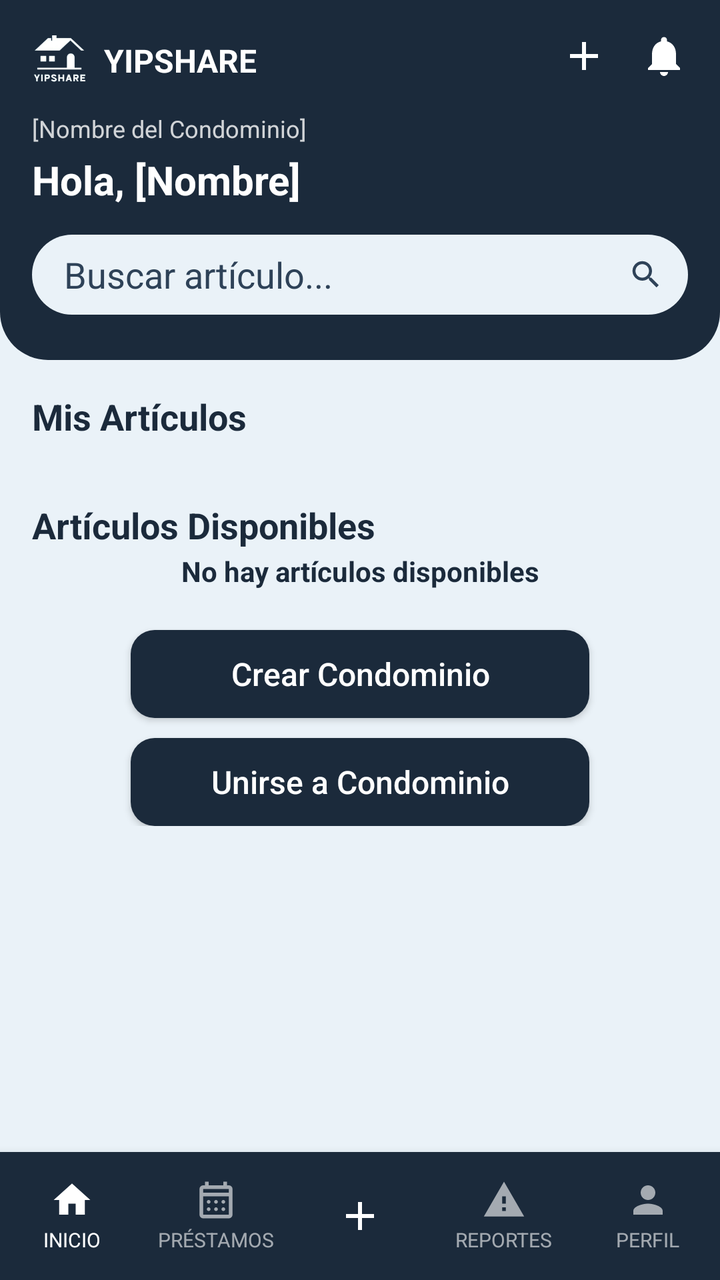
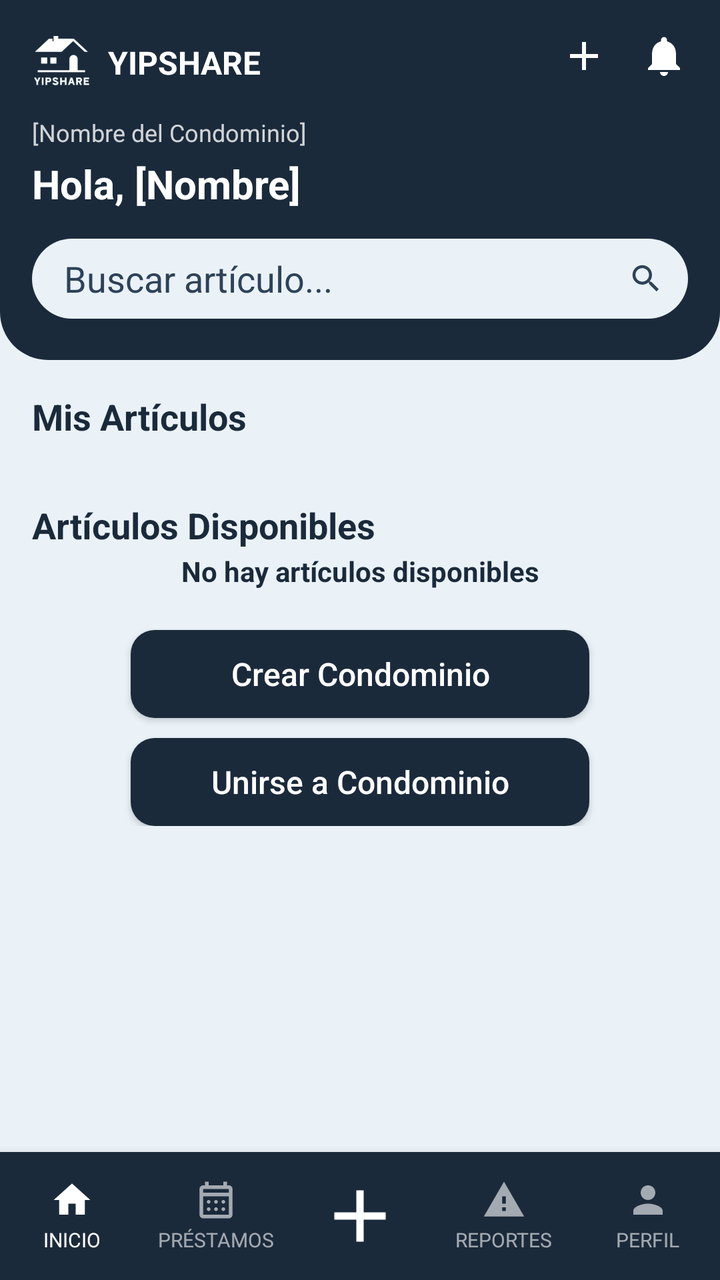

The first picture is an Android layout as it rendered before a commit; the second is the same layout after the commit. The layout source and the unified diff follow.
<!-- AndroidManifest.xml: application theme Theme.YipShare -->
<!-- res/layout/activity_pantalla_principal.xml -->
<?xml version="1.0" encoding="utf-8"?>
<androidx.constraintlayout.widget.ConstraintLayout
    xmlns:android="http://schemas.android.com/apk/res/android"
    xmlns:app="http://schemas.android.com/apk/res-auto"
    xmlns:tools="http://schemas.android.com/tools"
    android:id="@+id/main"
    android:layout_width="match_parent"
    android:layout_height="match_parent"
    android:background="@color/fondo_pantalla">

    <View
        android:id="@+id/bg_header"
        android:layout_width="0dp"
        android:layout_height="0dp"
        android:background="@drawable/bg_header"
        app:layout_constraintTop_toTopOf="parent"
        app:layout_constraintStart_toStartOf="parent"
        app:layout_constraintEnd_toEndOf="parent"
        app:layout_constraintBottom_toBottomOf="@id/guideline_header" />

    <androidx.constraintlayout.widget.Guideline
        android:id="@+id/guideline_header"
        android:layout_width="wrap_content"
        android:layout_height="wrap_content"
        android:orientation="horizontal"
        app:layout_constraintGuide_begin="180dp" />

    <ImageView
        android:id="@+id/logo_yipshare"
        android:layout_width="28dp"
        android:layout_height="28dp"
        android:src="@drawable/logo_yipshare"
        android:contentDescription="@null"
        android:layout_marginStart="16dp"
        android:layout_marginTop="16dp"
        app:layout_constraintTop_toTopOf="parent"
        app:layout_constraintStart_toStartOf="parent" />

    <TextView
        android:id="@+id/tv_app_name"
        android:layout_width="wrap_content"
        android:layout_height="wrap_content"
        android:text="YIPSHARE"
        android:textColor="@android:color/white"
        android:textStyle="bold"
        android:textSize="16sp"
        android:layout_marginStart="8dp"
        app:layout_constraintTop_toTopOf="@id/logo_yipshare"
        app:layout_constraintBottom_toBottomOf="@id/logo_yipshare"
        app:layout_constraintStart_toEndOf="@id/logo_yipshare" />

    <ImageView
        android:id="@+id/iv_notificaciones"
        android:layout_width="24dp"
        android:layout_height="24dp"
        android:src="@drawable/ic_notification_bell"
        android:contentDescription="Notificaciones"
        android:clickable="true"
        android:focusable="true"
        android:background="?attr/selectableItemBackgroundBorderless"
        android:layout_marginEnd="16dp"
        android:layout_marginTop="16dp"
        app:layout_constraintTop_toTopOf="parent"
        app:layout_constraintEnd_toEndOf="parent" />

    <ImageView
        android:id="@+id/iv_agregar_top"
        android:layout_width="24dp"
        android:layout_height="24dp"
        android:src="@drawable/ic_plus_icon"
        android:contentDescription="Agregar"
        android:clickable="true"
        android:focusable="true"
        android:background="?attr/selectableItemBackgroundBorderless"
        android:layout_marginEnd="16dp"
        app:layout_constraintTop_toTopOf="@id/iv_notificaciones"
        app:layout_constraintBottom_toBottomOf="@id/iv_notificaciones"
        app:layout_constraintEnd_toStartOf="@id/iv_notificaciones" />

    <TextView
        android:id="@+id/tv_condominio"
        android:layout_width="wrap_content"
        android:layout_height="wrap_content"
        android:text="[Nombre del Condominio]"
        android:textColor="#CCFFFFFF"
        android:textSize="12sp"
        android:layout_marginStart="16dp"
        android:layout_marginTop="12dp"
        app:layout_constraintTop_toBottomOf="@id/logo_yipshare"
        app:layout_constraintStart_toStartOf="parent" />

    <TextView
        android:id="@+id/tv_saludo"
        android:layout_width="wrap_content"
        android:layout_height="wrap_content"
        android:text="Hola, [Nombre]"
        android:textColor="@android:color/white"
        android:textStyle="bold"
        android:textSize="20sp"
        android:layout_marginStart="16dp"
        android:layout_marginTop="4dp"
        app:layout_constraintTop_toBottomOf="@id/tv_condominio"
        app:layout_constraintStart_toStartOf="parent" />

    <EditText
        android:id="@+id/et_buscar"
        android:layout_width="match_parent"
        android:layout_height="40dp"
        android:background="@drawable/bg_search"
        android:hint="Buscar artículo..."
        android:textColorHint="@color/texto_hint"
        android:paddingStart="16dp"
        android:paddingEnd="40dp"
        android:inputType="text"
        android:imeOptions="actionSearch"
        android:layout_marginTop="14dp"
        android:layout_marginEnd="16dp"
        android:layout_marginStart="16dp"
        app:layout_constraintTop_toBottomOf="@id/tv_saludo"
        />

    <ImageView
        android:id="@+id/iv_buscar_icono"
        android:layout_width="18dp"
        android:layout_height="18dp"
        android:src="@drawable/ic_search"
        app:tint="@color/texto_hint"
        android:contentDescription="@null"
        android:layout_marginEnd="12dp"
        app:layout_constraintTop_toTopOf="@id/et_buscar"
        app:layout_constraintBottom_toBottomOf="@id/et_buscar"
        app:layout_constraintEnd_toEndOf="@id/et_buscar" />

    
    <ScrollView
        android:layout_width="0dp"
        android:layout_height="0dp"
        app:layout_constraintTop_toBottomOf="@id/guideline_header"
        app:layout_constraintStart_toStartOf="parent"
        app:layout_constraintEnd_toEndOf="parent"
        app:layout_constraintBottom_toTopOf="@id/bottom_nav">

        <androidx.constraintlayout.widget.ConstraintLayout
            android:layout_width="match_parent"
            android:layout_height="wrap_content"
            android:padding="16dp">

            
            <TextView
                android:id="@+id/tv_no_articulos"
                style="@style/TextLink"
                android:layout_width="0dp"
                android:layout_height="wrap_content"
                android:gravity="center"
                android:text="No hay artículos disponibles"
                android:layout_marginTop="80dp"
                app:layout_constraintTop_toTopOf="parent"
                app:layout_constraintStart_toStartOf="parent"
                app:layout_constraintEnd_toEndOf="parent" />

            <Button
                android:id="@+id/btn_crear_condominio"
                style="@style/ButtonPrimary"
                android:layout_width="0dp"
                android:layout_height="44dp"
                android:text="Crear Condominio"
                android:layout_marginTop="20dp"
                app:layout_constraintTop_toBottomOf="@id/tv_no_articulos"
                app:layout_constraintStart_toStartOf="parent"
                app:layout_constraintEnd_toEndOf="parent"
                app:layout_constraintWidth_percent="0.7" />

            <Button
                android:id="@+id/btn_unirse_condominio"
                style="@style/ButtonPrimary"
                android:layout_width="0dp"
                android:layout_height="44dp"
                android:text="Unirse a Condominio"
                android:layout_marginTop="10dp"
                app:layout_constraintTop_toBottomOf="@id/btn_crear_condominio"
                app:layout_constraintStart_toStartOf="parent"
                app:layout_constraintEnd_toEndOf="parent"
                app:layout_constraintWidth_percent="0.7" />

            <TextView
                android:id="@+id/tv_mis_articulos"
                style="@style/TextTitle"
                android:layout_width="wrap_content"
                android:layout_height="wrap_content"
                android:text="Mis Artículos"
                app:layout_constraintTop_toTopOf="parent"
                app:layout_constraintStart_toStartOf="parent" />

            <androidx.recyclerview.widget.RecyclerView
                android:id="@+id/rv_mis_articulos"
                android:layout_width="0dp"
                android:layout_height="wrap_content"
                android:layout_marginTop="10dp"
                android:nestedScrollingEnabled="false"
                app:layoutManager="androidx.recyclerview.widget.GridLayoutManager"
                app:spanCount="2"
                tools:listitem="@layout/item_articulo"
                tools:itemCount="2"
                app:layout_constraintTop_toBottomOf="@id/tv_mis_articulos"
                app:layout_constraintStart_toStartOf="parent"
                app:layout_constraintEnd_toEndOf="parent" />

            <TextView
                android:id="@+id/tv_articulos_disponibles"
                style="@style/TextTitle"
                android:layout_width="wrap_content"
                android:layout_height="wrap_content"
                android:text="Artículos Disponibles"
                android:layout_marginTop="20dp"
                app:layout_constraintTop_toBottomOf="@id/rv_mis_articulos"
                app:layout_constraintStart_toStartOf="parent" />

            <androidx.recyclerview.widget.RecyclerView
                android:id="@+id/rv_articulos_disponibles"
                android:layout_width="0dp"
                android:layout_height="wrap_content"
                android:layout_marginTop="10dp"
                android:layout_marginBottom="16dp"
                android:nestedScrollingEnabled="false"
                app:layoutManager="androidx.recyclerview.widget.GridLayoutManager"
                app:spanCount="2"
                tools:listitem="@layout/item_articulo"
                tools:itemCount="4"
                app:layout_constraintTop_toBottomOf="@id/tv_articulos_disponibles"
                app:layout_constraintStart_toStartOf="parent"
                app:layout_constraintEnd_toEndOf="parent"
                app:layout_constraintBottom_toBottomOf="parent" />

            <androidx.constraintlayout.widget.Group
                android:id="@+id/group_empty_state"
                android:layout_width="wrap_content"
                android:layout_height="wrap_content"
                tools:visibility="gone"
                app:constraint_referenced_ids="tv_no_articulos, btn_crear_condominio, btn_unirse_condominio" />

            <androidx.constraintlayout.widget.Group
                android:id="@+id/group_content_state"
                android:layout_width="wrap_content"
                android:layout_height="wrap_content"
                app:constraint_referenced_ids="tv_mis_articulos, rv_mis_articulos, tv_articulos_disponibles, rv_articulos_disponibles" />

        </androidx.constraintlayout.widget.ConstraintLayout>

    </ScrollView>

    <LinearLayout
        android:id="@+id/bottom_nav"
        android:layout_width="0dp"
        android:layout_height="64dp"
        android:orientation="horizontal"
        android:weightSum="5"
        android:background="@color/azul_yipshare"
        android:elevation="8dp"
        app:layout_constraintBottom_toBottomOf="parent"
        app:layout_constraintStart_toStartOf="parent"
        app:layout_constraintEnd_toEndOf="parent">

        <LinearLayout
            android:id="@+id/nav_inicio"
            android:layout_width="0dp"
            android:layout_height="match_parent"
            android:layout_weight="1"
            android:orientation="vertical"
            android:gravity="center"
            android:clickable="true"
            android:focusable="true"
            android:background="?attr/selectableItemBackgroundBorderless">

            <ImageView
                android:layout_width="22dp"
                android:layout_height="22dp"
                android:src="@drawable/ic_house_princial"
                app:tint="@android:color/white"
                android:contentDescription="Inicio" />

            <TextView
                android:layout_width="wrap_content"
                android:layout_height="wrap_content"
                android:text="INICIO"
                android:textColor="@android:color/white"
                android:textSize="10sp"
                android:layout_marginTop="2dp" />
        </LinearLayout>

        <LinearLayout
            android:id="@+id/nav_prestamos"
            android:layout_width="0dp"
            android:layout_height="match_parent"
            android:layout_weight="1"
            android:orientation="vertical"
            android:gravity="center"
            android:clickable="true"
            android:focusable="true"
            android:background="?attr/selectableItemBackgroundBorderless">

            <ImageView
                android:layout_width="22dp"
                android:layout_height="22dp"
                android:src="@drawable/ic_calendar_month"
                app:tint="#99FFFFFF"
                android:contentDescription="Préstamos" />

            <TextView
                android:layout_width="wrap_content"
                android:layout_height="wrap_content"
                android:text="PRÉSTAMOS"
                android:textColor="#99FFFFFF"
                android:textSize="10sp"
                android:layout_marginTop="2dp" />
        </LinearLayout>

        <LinearLayout
            android:id="@+id/nav_agregar"
            android:layout_width="0dp"
            android:layout_height="match_parent"
            android:layout_weight="1"
            android:orientation="vertical"
            android:gravity="center"
            android:clickable="true"
            android:focusable="true"
            android:background="?attr/selectableItemBackgroundBorderless">

            <ImageView
                android:layout_width="24dp"
                android:layout_height="24dp"
                android:src="@drawable/ic_plus_icon"
                app:tint="@android:color/white"
                android:contentDescription="Agregar" />
        </LinearLayout>

        <LinearLayout
            android:id="@+id/nav_reportes"
            android:layout_width="0dp"
            android:layout_height="match_parent"
            android:layout_weight="1"
            android:orientation="vertical"
            android:gravity="center"
            android:clickable="true"
            android:focusable="true"
            android:background="?attr/selectableItemBackgroundBorderless">

            <ImageView
                android:layout_width="22dp"
                android:layout_height="22dp"
                android:src="@drawable/ic_warning"
                app:tint="#99FFFFFF"
                android:contentDescription="Reportes" />

            <TextView
                android:layout_width="wrap_content"
                android:layout_height="wrap_content"
                android:text="REPORTES"
                android:textColor="#99FFFFFF"
                android:textSize="10sp"
                android:layout_marginTop="2dp" />
        </LinearLayout>

        <LinearLayout
            android:id="@+id/nav_perfil"
            android:layout_width="0dp"
            android:layout_height="match_parent"
            android:layout_weight="1"
            android:orientation="vertical"
            android:gravity="center"
            android:clickable="true"
            android:focusable="true"
            android:background="?attr/selectableItemBackgroundBorderless">

            <ImageView
                android:layout_width="22dp"
                android:layout_height="22dp"
                android:src="@drawable/ic_person"
                app:tint="#99FFFFFF"
                android:contentDescription="Perfil" />

            <TextView
                android:layout_width="wrap_content"
                android:layout_height="wrap_content"
                android:text="PERFIL"
                android:textColor="#99FFFFFF"
                android:textSize="10sp"
                android:layout_marginTop="2dp" />
        </LinearLayout>

    </LinearLayout>

</androidx.constraintlayout.widget.ConstraintLayout>
<!-- res/layout/item_articulo.xml (included above) -->
<?xml version="1.0" encoding="utf-8"?>
<androidx.cardview.widget.CardView
    xmlns:android="http://schemas.android.com/apk/res/android"
    xmlns:app="http://schemas.android.com/apk/res-auto"
    xmlns:tools="http://schemas.android.com/tools"
    android:layout_width="match_parent"
    android:layout_height="wrap_content"
    app:cardCornerRadius="12dp"
    app:cardElevation="2dp"
    app:cardBackgroundColor="@color/color_tarjeta">

    <LinearLayout
        android:layout_width="match_parent"
        android:layout_height="wrap_content"
        android:orientation="vertical"
        android:padding="10dp">

        <View
            android:id="@+id/iv_imagen_articulo"
            android:layout_width="match_parent"
            android:layout_height="90dp"
            android:background="@drawable/bg_placeholder_imagen" />

        <TextView
            android:id="@+id/tv_estado_articulo"
            android:layout_width="wrap_content"
            android:layout_height="wrap_content"
            android:layout_marginTop="8dp"
            android:background="@drawable/bg_badge_disponible"
            android:paddingStart="8dp"
            android:paddingEnd="8dp"
            android:paddingTop="2dp"
            android:paddingBottom="2dp"
            android:text="Disponible"
            android:textColor="@android:color/white"
            android:textSize="11sp" />

        <TextView
            android:id="@+id/tv_nombre_articulo"
            style="@style/TextTitle"
            android:layout_width="wrap_content"
            android:layout_height="wrap_content"
            android:layout_marginTop="6dp"
            android:textSize="15sp"
            android:text="[Objeto]" />

        <TextView
            android:id="@+id/tv_prestamista"
            style="@style/TextBody"
            android:layout_width="wrap_content"
            android:layout_height="wrap_content"
            android:text="[Usuario prestamista]" />
        <RatingBar
            android:id="@+id/tv_calificacion"
            style="@style/Widget.AppCompat.RatingBar.Small"
            android:layout_width="wrap_content"
            android:layout_height="wrap_content"
            android:layout_marginTop="4dp"
            android:numStars="5"
            android:stepSize="0.5"
            android:isIndicator="true"
            android:progressTint="@color/azul_yipshare"
            tools:rating="4.5" />




    </LinearLayout>

</androidx.cardview.widget.CardView>
<!-- resources referenced by this layout -->
<resources>
  <color name="azul_yipshare">#1B2A3B</color>
  <color name="color_tarjeta">#EAF2F8</color>
  <color name="fondo_pantalla">#EAF2F8</color>
  <color name="texto_hint">#2E4258</color>
  <!-- drawable bg_badge_disponible (drawable) -->
  <?xml version="1.0" encoding="utf-8"?>
  <shape xmlns:android="http://schemas.android.com/apk/res/android"
      android:shape="rectangle">
      <solid android:color="#2ECC71" />
      <corners android:radius="6dp" />
  </shape>
  <!-- drawable bg_header (drawable) -->
  <?xml version="1.0" encoding="utf-8"?>
  <shape xmlns:android="http://schemas.android.com/apk/res/android"
      android:shape="rectangle">
      <solid android:color="@color/azul_yipshare" />
      <corners
          android:bottomLeftRadius="24dp"
          android:bottomRightRadius="24dp" />
  </shape>
  <!-- drawable bg_placeholder_imagen (drawable) -->
  <?xml version="1.0" encoding="utf-8"?>
  <shape xmlns:android="http://schemas.android.com/apk/res/android"
      android:shape="rectangle">
      <solid android:color="@color/input_fondo" />
      <corners android:radius="8dp" />
  </shape>
  <!-- drawable bg_search (drawable) -->
  <?xml version="1.0" encoding="utf-8"?>
  <shape xmlns:android="http://schemas.android.com/apk/res/android"
      android:shape="rectangle">
      <solid android:color="@color/color_tarjeta" />
      <corners android:radius="20dp" />
  </shape>
  <!-- drawable ic_house_princial (drawable) -->
  <vector xmlns:android="http://schemas.android.com/apk/res/android"
      android:width="24dp"
      android:height="24dp"
      android:viewportWidth="24"
      android:viewportHeight="24">
      <path
          android:fillColor="@android:color/white"
          android:pathData="M10,20v-6h4v6h5v-8h3L12,3 2,12h3v8z"/>
  </vector>
  <!-- drawable ic_warning (drawable) -->
  <vector xmlns:android="http://schemas.android.com/apk/res/android"
      android:width="24dp"
      android:height="24dp"
      android:viewportWidth="24"
      android:viewportHeight="24">
      <path
          android:fillColor="@android:color/white"
          android:pathData="M1,21h22L12,2 1,21zM13,18h-2v-2h2v2zM13,14h-2v-4h2v4z"/>
  </vector>
  <style name="ButtonPrimary">
          <item name="android:layout_width">match_parent</item>
          <item name="android:layout_height">52dp</item>
          <item name="android:background">@drawable/bg_button_primary</item>
          <item name="android:textColor">#FFFFFF</item>
          <item name="android:textSize">16sp</item>
          <item name="android:textAllCaps">false</item>
      </style>
  <style name="TextBody">
          <item name="android:textColor">@color/texto_secundario</item>
          <item name="android:textSize">14sp</item>
      </style>
  <style name="TextLink">
          <item name="android:textColor">@color/azul_yipshare</item>
          <item name="android:textSize">14sp</item>
          <item name="android:textStyle">bold</item>
          <item name="android:clickable">true</item>
          <item name="android:focusable">true</item>
      </style>
  <style name="TextTitle">
          <item name="android:textColor">@color/azul_yipshare</item>
          <item name="android:textSize">18sp</item>
          <item name="android:textStyle">bold</item>
      </style>
  <style name="Theme.YipShare" parent="Theme.AppCompat.DayNight.NoActionBar">
          <item name="android:windowBackground">@color/fondo_pantalla</item>
      </style>
  <color name="input_fondo">#EAF2F8</color>
  <!-- drawable bg_button_primary (drawable) -->
  <?xml version="1.0" encoding="utf-8"?>
  <shape xmlns:android="http://schemas.android.com/apk/res/android"
      android:shape="rectangle">
      <solid android:color="@color/azul_yipshare" />
      <corners android:radius="12dp" />
  </shape>
  <color name="texto_secundario">#2E4258</color>
  <!-- unchanged entries left out for length: 6 -->
</resources>

<!-- the commit's change to res/layout/activity_pantalla_principal.xml (unified diff, before → after) -->
@@ -27,8 +27,8 @@
 
     <ImageView
         android:id="@+id/logo_yipshare"
-        android:layout_width="28dp"
-        android:layout_height="28dp"
+        android:layout_width="30dp"
+        android:layout_height="30dp"
         android:src="@drawable/logo_yipshare"
         android:contentDescription="@null"
         android:layout_marginStart="16dp"
@@ -326,8 +326,8 @@
             android:background="?attr/selectableItemBackgroundBorderless">
 
             <ImageView
-                android:layout_width="24dp"
-                android:layout_height="24dp"
+                android:layout_width="44dp"
+                android:layout_height="44dp"
                 android:src="@drawable/ic_plus_icon"
                 app:tint="@android:color/white"
                 android:contentDescription="Agregar" />
